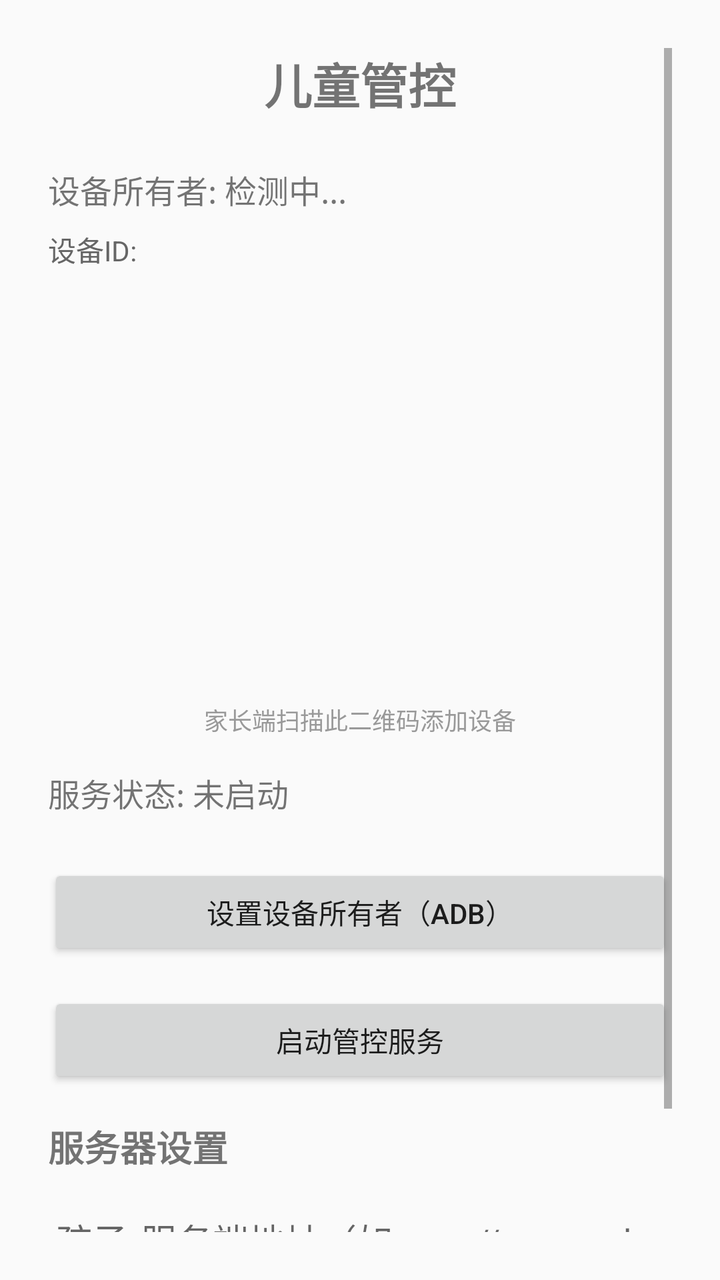
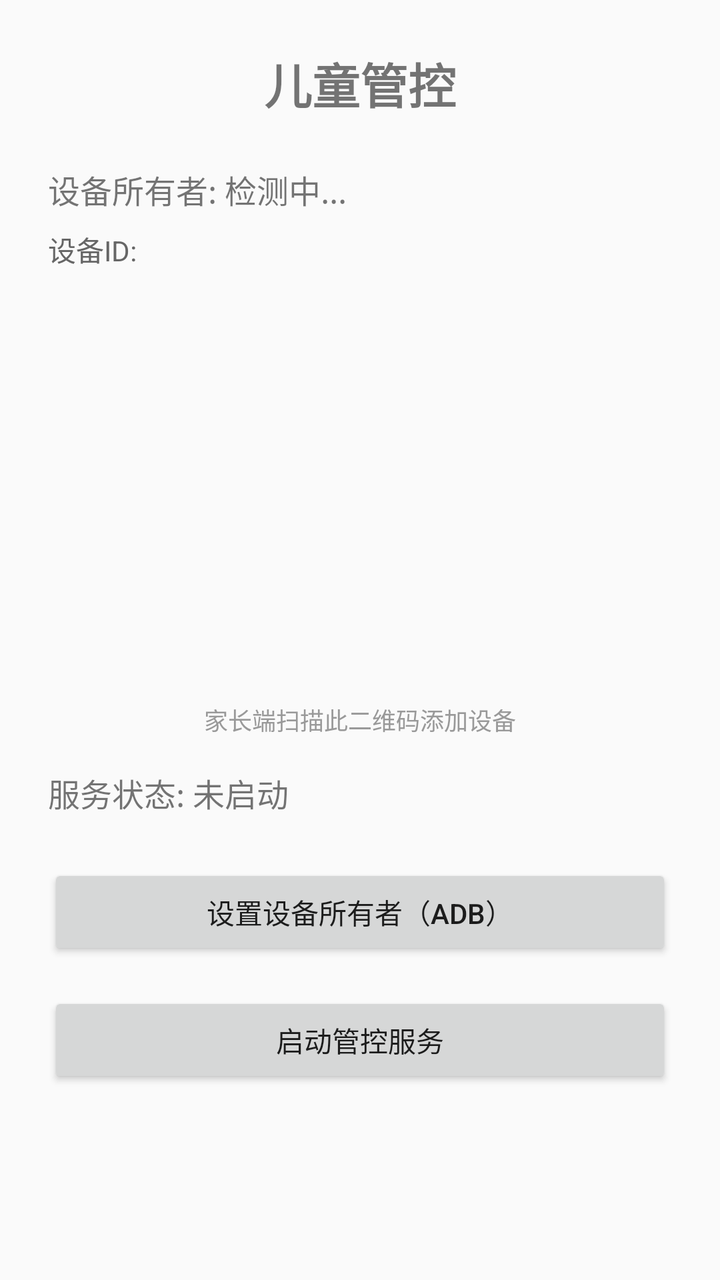

Two renders of the same Android screen: before a commit and after it. Below are the layout's source before the change and the commit's diff.
<!-- AndroidManifest.xml: application theme Theme.AppCompat.Light.NoActionBar -->
<!-- res/layout/activity_main.xml -->
<?xml version="1.0" encoding="utf-8"?>
<ScrollView xmlns:android="http://schemas.android.com/apk/res/android"
    android:layout_width="match_parent"
    android:layout_height="match_parent"
    android:padding="24dp">

    <LinearLayout
        android:layout_width="match_parent"
        android:layout_height="wrap_content"
        android:orientation="vertical">

        <TextView
            android:layout_width="match_parent"
            android:layout_height="wrap_content"
            android:text="儿童管控"
            android:textSize="24sp"
            android:textStyle="bold"
            android:gravity="center"
            android:layout_marginBottom="24dp" />

        <TextView
            android:id="@+id/tv_device_owner"
            android:layout_width="match_parent"
            android:layout_height="wrap_content"
            android:text="设备所有者: 检测中..."
            android:textSize="16sp"
            android:layout_marginBottom="8dp" />

        <TextView
            android:id="@+id/tv_device_id"
            android:layout_width="match_parent"
            android:layout_height="wrap_content"
            android:text="设备ID: "
            android:textSize="14sp"
            android:textColor="#666"
            android:layout_marginBottom="8dp" />

        <ImageView
            android:id="@+id/iv_qr_code"
            android:layout_width="200dp"
            android:layout_height="200dp"
            android:layout_gravity="center"
            android:layout_marginBottom="8dp"
            android:contentDescription="设备ID二维码" />

        <TextView
            android:layout_width="match_parent"
            android:layout_height="wrap_content"
            android:text="家长端扫描此二维码添加设备"
            android:textSize="12sp"
            android:textColor="#999"
            android:gravity="center"
            android:layout_marginBottom="16dp" />

        <TextView
            android:id="@+id/tv_status"
            android:layout_width="match_parent"
            android:layout_height="wrap_content"
            android:text="服务状态: 未启动"
            android:textSize="16sp"
            android:layout_marginBottom="24dp" />

        <Button
            android:id="@+id/btn_set_device_owner"
            android:layout_width="match_parent"
            android:layout_height="48dp"
            android:text="设置设备所有者（ADB）"
            android:layout_marginBottom="16dp" />

        <Button
            android:id="@+id/btn_start_service"
            android:layout_width="match_parent"
            android:layout_height="48dp"
            android:text="启动管控服务"
            android:layout_marginBottom="16dp" />

        <TextView
            android:layout_width="match_parent"
            android:layout_height="wrap_content"
            android:text="服务器设置"
            android:textSize="18sp"
            android:textStyle="bold"
            android:layout_marginBottom="8dp" />

        <EditText
            android:id="@+id/et_server_url"
            android:layout_width="match_parent"
            android:layout_height="48dp"
            android:hint="孩子-服务端地址（如 wss://xxx.workers.dev/ws）"
            android:inputType="textUri"
            android:layout_marginBottom="8dp" />

        <Button
            android:id="@+id/btn_save_server"
            android:layout_width="match_parent"
            android:layout_height="48dp"
            android:text="保存服务器地址"
            android:layout_marginBottom="16dp" />

    </LinearLayout>
</ScrollView>
<!-- resources referenced by this layout -->
<resources>

</resources>

<!-- the commit's change to res/layout/activity_main.xml (unified diff, before → after) -->
@@ -74,28 +74,5 @@
             android:text="启动管控服务"
             android:layout_marginBottom="16dp" />
 
-        <TextView
-            android:layout_width="match_parent"
-            android:layout_height="wrap_content"
-            android:text="服务器设置"
-            android:textSize="18sp"
-            android:textStyle="bold"
-            android:layout_marginBottom="8dp" />
-
-        <EditText
-            android:id="@+id/et_server_url"
-            android:layout_width="match_parent"
-            android:layout_height="48dp"
-            android:hint="孩子-服务端地址（如 wss://xxx.workers.dev/ws）"
-            android:inputType="textUri"
-            android:layout_marginBottom="8dp" />
-
-        <Button
-            android:id="@+id/btn_save_server"
-            android:layout_width="match_parent"
-            android:layout_height="48dp"
-            android:text="保存服务器地址"
-            android:layout_marginBottom="16dp" />
-
     </LinearLayout>
 </ScrollView>
